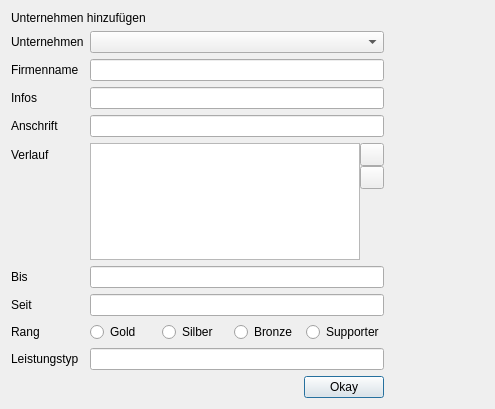
This is company.ui in green-lion-racing/glr-database as Qt 5 draws it before an edit. The edited form follows.
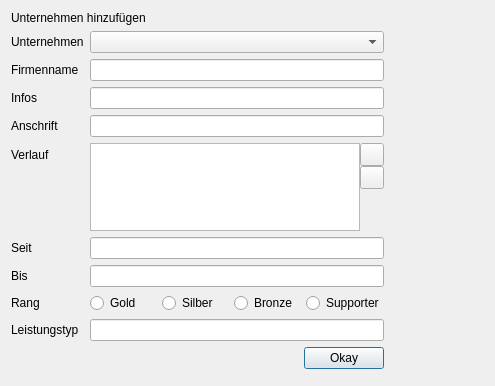
This is the edited form. Icons and pictures are not drawn.

Patch:
```diff
--- a/company.ui
+++ b/company.ui
@@ -7,7 +7,7 @@
     <x>0</x>
     <y>0</y>
     <width>495</width>
-    <height>409</height>
+    <height>386</height>
    </rect>
   </property>
   <property name="windowTitle">
@@ -82,14 +82,20 @@
        <property name="spacing">
         <number>0</number>
        </property>
+       <property name="sizeConstraint">
+        <enum>QLayout::SetMinimumSize</enum>
+       </property>
        <item>
-        <widget class="QTableWidget" name="tw_changes"/>
+        <widget class="QListWidget" name="lw_changes"/>
        </item>
        <item>
         <layout class="QVBoxLayout" name="verticalLayout_3">
          <property name="spacing">
           <number>0</number>
          </property>
+         <property name="sizeConstraint">
+          <enum>QLayout::SetMinimumSize</enum>
+         </property>
          <property name="topMargin">
           <number>0</number>
          </property>
@@ -125,8 +131,8 @@
            </property>
            <property name="sizeHint" stdset="0">
             <size>
-             <width>20</width>
-             <height>40</height>
+             <width>0</width>
+             <height>0</height>
             </size>
            </property>
           </spacer>
@@ -135,23 +141,9 @@
        </item>
       </layout>
      </item>
-     <item row="5" column="0">
-      <widget class="QLabel" name="label_4">
-       <property name="text">
-        <string>Bis</string>
-       </property>
-      </widget>
-     </item>
      <item row="5" column="1">
       <widget class="QLineEdit" name="le_since"/>
      </item>
-     <item row="6" column="0">
-      <widget class="QLabel" name="label_3">
-       <property name="text">
-        <string>Seit</string>
-       </property>
-      </widget>
-     </item>
      <item row="6" column="1">
       <widget class="QLineEdit" name="le_until"/>
      </item>
@@ -240,6 +232,33 @@
        </item>
       </layout>
      </item>
+     <item row="6" column="0">
+      <widget class="QLabel" name="label_4">
+       <property name="text">
+        <string>Bis</string>
+       </property>
+      </widget>
+     </item>
+     <item row="5" column="0">
+      <widget class="QLabel" name="label_3">
+       <property name="text">
+        <string>Seit</string>
+       </property>
+      </widget>
+     </item>
+     <item row="10" column="1">
+      <spacer name="verticalSpacer_2">
+       <property name="orientation">
+        <enum>Qt::Vertical</enum>
+       </property>
+       <property name="sizeHint" stdset="0">
+        <size>
+         <width>20</width>
+         <height>40</height>
+        </size>
+       </property>
+      </spacer>
+     </item>
     </layout>
    </item>
   </layout>
```
Left out of the diff: 4 changed lines with no effect on the pictures.
